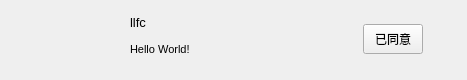
Old version of the form Resource/Skin/ApplyFriendLstItem.ui in the repository CNGoSeI/IMClient.
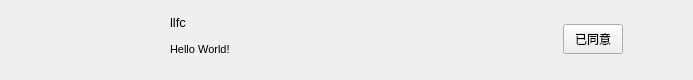
New version of the form. Icons and pictures are not drawn.

What changed in the file:
```diff
--- a/Resource/Skin/ApplyFriendLstItem.ui
+++ b/Resource/Skin/ApplyFriendLstItem.ui
@@ -6,7 +6,7 @@
    <rect>
     <x>0</x>
     <y>0</y>
-    <width>467</width>
+    <width>693</width>
     <height>80</height>
    </rect>
   </property>
@@ -61,9 +61,12 @@
      <property name="orientation">
       <enum>Qt::Horizontal</enum>
      </property>
+     <property name="sizeType">
+      <enum>QSizePolicy::Preferred</enum>
+     </property>
      <property name="sizeHint" stdset="0">
       <size>
-       <width>40</width>
+       <width>80</width>
        <height>20</height>
       </size>
      </property>
@@ -132,7 +135,7 @@
      </property>
      <property name="maximumSize">
       <size>
-       <width>300</width>
+       <width>400</width>
        <height>65</height>
       </size>
      </property>
```
